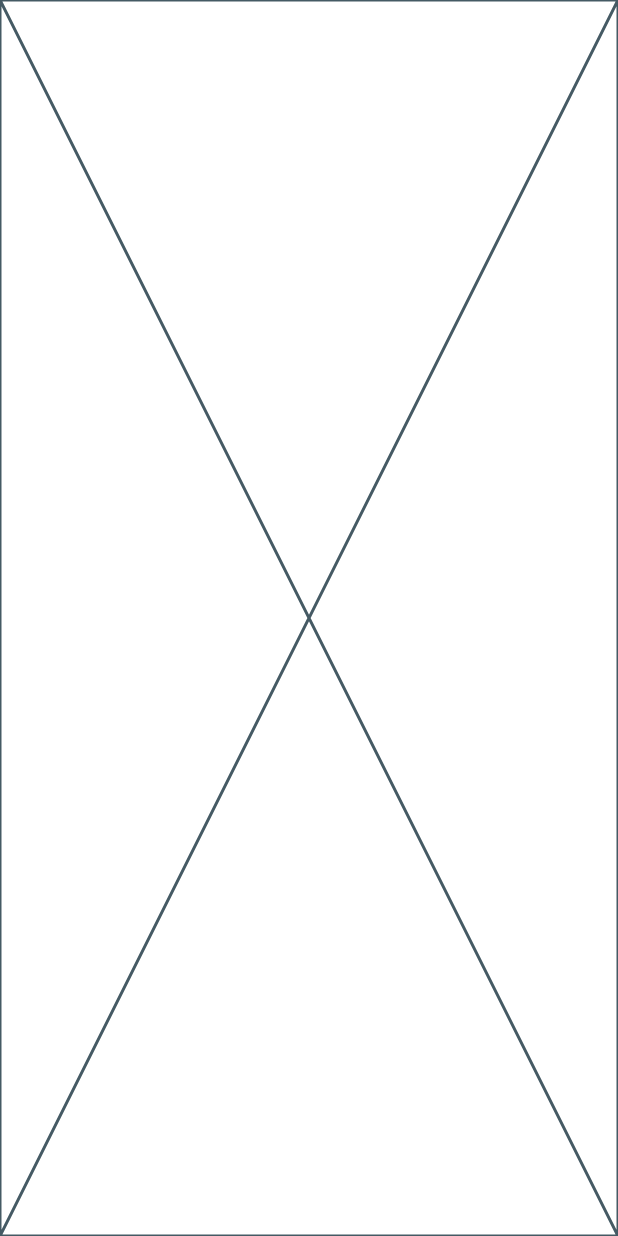
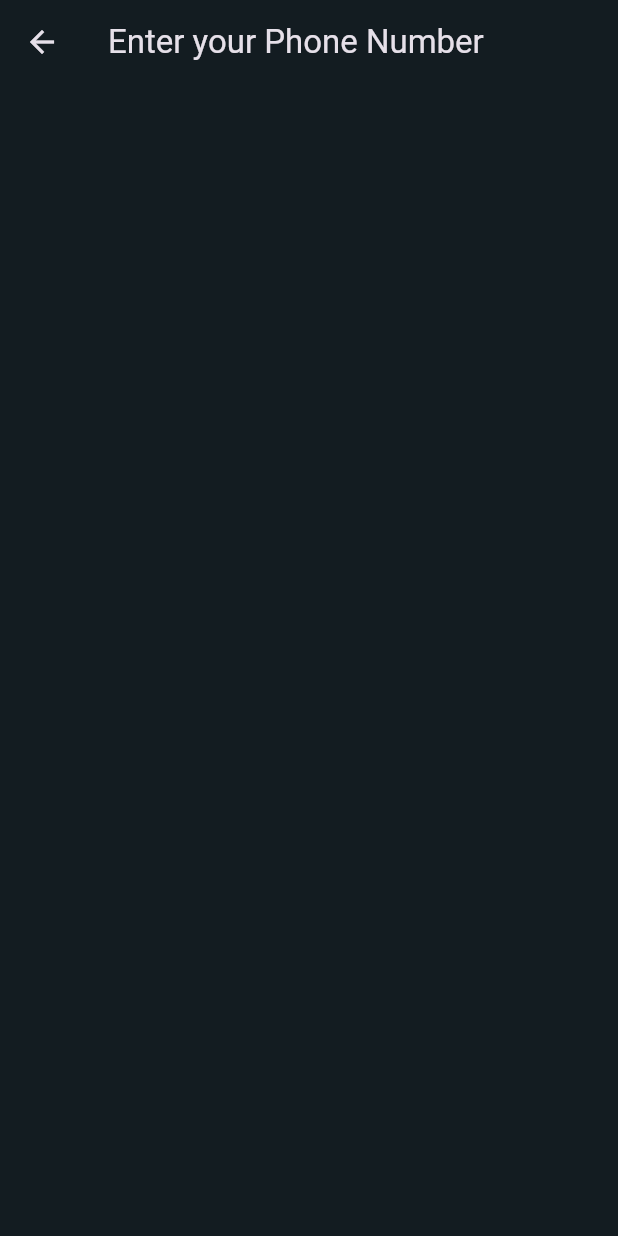
Before and after one commit to Rhunnan/rhukurdren_finalproj_mobildeDev_2024, a Flutter app: the screen it shows after launch, after a tap on "AGREE AND CONTINUE", on a phone screen of 412 x 824 dp. Run offline on Flutter 3.47's test engine with Material 3 defaults, Android fonts, the phone set to English and light mode, and no system bars; network calls fail.

Commit message:
initial log-in screen. done routers, error page, and complete landing page

```diff
--- /dev/null
+++ b/lib/commons/widgets/error.dart
@@ -0,0 +1,13 @@
+import 'package:flutter/material.dart';
+
+class ErrorScreen extends StatelessWidget {
+  final String error;
+  const ErrorScreen({Key? key, required this.error}) : super(key: key);
+
+  @override
+  Widget build(BuildContext context) {
+    return Center(
+      child: Text(error),
+    );
+  }
+}
--- a/lib/features/auth/screens/login_screen.dart
+++ b/lib/features/auth/screens/login_screen.dart
@@ -1,7 +1,8 @@
 import "package:flutter/material.dart";
+import "package:whatsapp_ui/colors.dart";
 
 class LoginScreen extends StatefulWidget {
-  // static const routeName = '/login-screen';
+  static const routeName = '/login-screen';
 
   const LoginScreen({Key? key}) : super(key: key);
 
@@ -12,6 +13,14 @@ class LoginScreen extends StatefulWidget {
 class _LoginScreenState extends State<LoginScreen> {
   @override
   Widget build(BuildContext context) {
-    return const Placeholder();
+    return Scaffold(
+        appBar: AppBar(
+          title: const Text("Enter your Phone Number"),
+          elevation: 0,
+          backgroundColor: backgroundColor,
+        ),
+        body: Column(
+          children: [],
+        ));
   }
 }
--- a/lib/features/landing/screens/landing_page.dart
+++ b/lib/features/landing/screens/landing_page.dart
@@ -6,9 +6,9 @@ import 'package:whatsapp_ui/features/auth/screens/login_screen.dart';
 class LandingScreen extends StatelessWidget {
   const LandingScreen({Key? key}) : super(key: key);
 
-  // void navigateToLoginScreen(BuildContext context) {
-  //   Navigator.pushNamed(context, LoginScreen.routeName);
-  // }
+  void navigateToLoginScreen(BuildContext context) {
+    Navigator.pushNamed(context, LoginScreen.routeName);
+  }
 
   @override
   Widget build(BuildContext context) {
@@ -49,11 +49,7 @@ class LandingScreen extends StatelessWidget {
               child: CustomButton(
                 text: 'AGREE AND CONTINUE',
                 onPressed: () {
-                  Navigator.push(
-                    context,
-                    MaterialPageRoute(
-                        builder: (context) => const LoginScreen()),
-                  );
+                  navigateToLoginScreen(context);
                 },
               ),
             ),
--- a/lib/main.dart
+++ b/lib/main.dart
@@ -1,6 +1,7 @@
 import 'package:flutter/material.dart';
 import 'package:whatsapp_ui/colors.dart';
 import 'package:whatsapp_ui/features/landing/screens/landing_page.dart';
+import 'package:whatsapp_ui/router.dart';
 import 'package:whatsapp_ui/screens/mobile_layout_screen.dart';
 import 'package:whatsapp_ui/screens/web_layout_screen.dart';
 import 'package:whatsapp_ui/utils/responsive_layout.dart';
@@ -18,8 +19,11 @@ class MyApp extends StatelessWidget {
         debugShowCheckedModeBanner: false,
         title: 'Whatsapp UI',
         theme: ThemeData.dark().copyWith(
-          scaffoldBackgroundColor: backgroundColor,
-        ),
+            scaffoldBackgroundColor: backgroundColor,
+            appBarTheme: const AppBarTheme(
+              color: appBarColor,
+            )),
+        onGenerateRoute: (settings) => generateRoute(settings),
         home: const LandingScreen()
         //  const ResponsiveLayout(
         //   mobileScreenLayout: MobileLayoutScreen(),
--- /dev/null
+++ b/lib/router.dart
@@ -0,0 +1,14 @@
+import 'package:flutter/material.dart';
+import 'package:whatsapp_ui/commons/widgets/error.dart';
+import 'package:whatsapp_ui/features/auth/screens/login_screen.dart';
+
+Route<dynamic> generateRoute(RouteSettings settings) {
+  switch (settings.name) {
+    case LoginScreen.routeName:
+      return MaterialPageRoute(builder: (context) => const LoginScreen());
+    default:
+      return MaterialPageRoute(
+          builder: (context) => const Scaffold(
+              body: ErrorScreen(error: "This Page does not exist")));
+  }
+}
```
